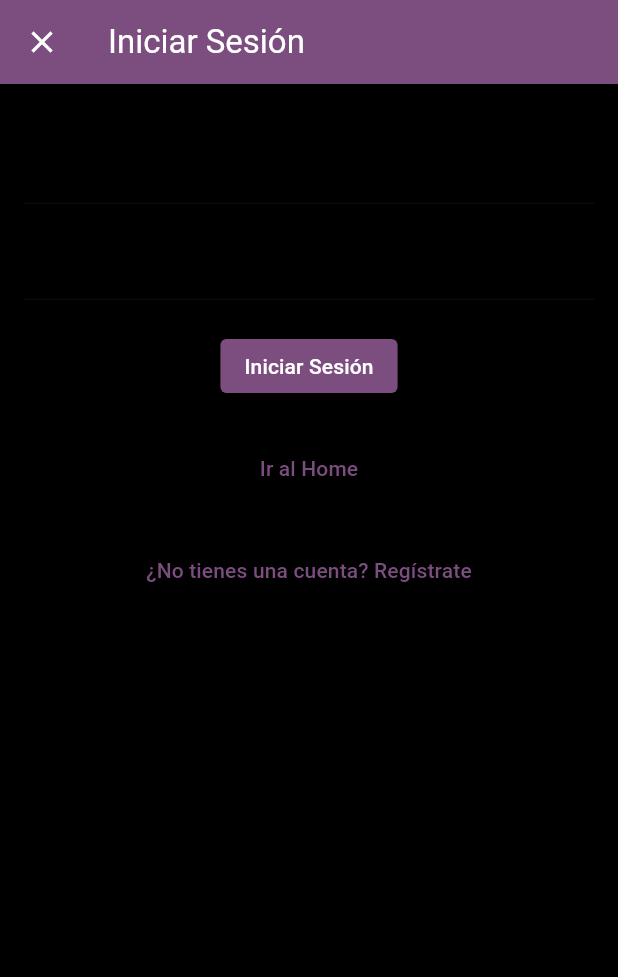
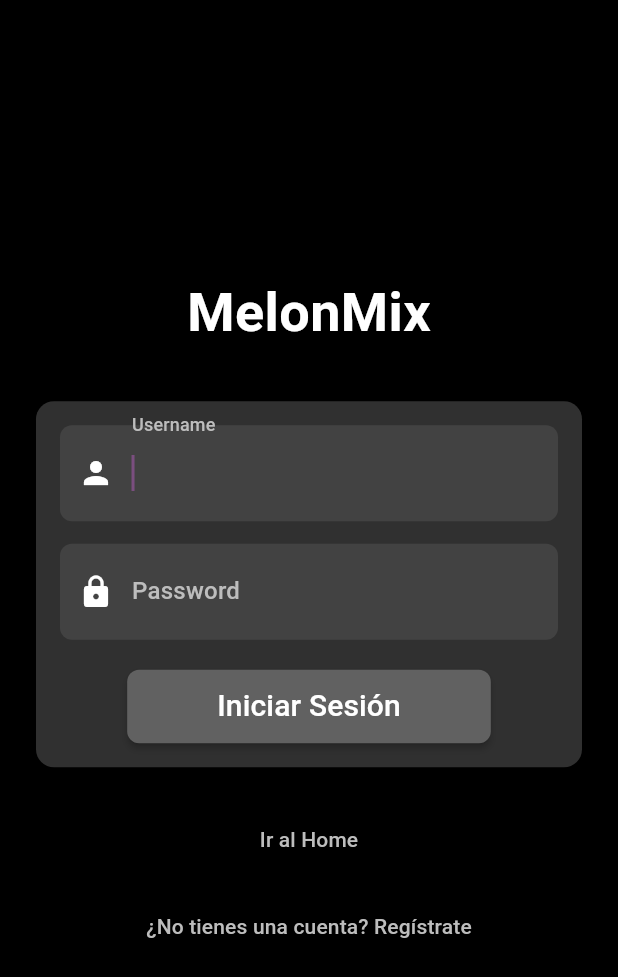
Before and after one commit to CesarGonzalezS/MelomixFlutter, a Flutter app: the screen it shows after launch, after a tap on the "person add" icon, on a phone screen of 412 x 824 dp. Shown: the top 977 px of the screen. Run offline on Flutter 3.47's test engine with Material 3 defaults, Android fonts, the phone set to English and light mode, and no system bars; our stand-ins replace audio_service, bloc, cached_network_image, carousel_slider, equatable, flutter_bloc and 5 more.

Commit message:
Diseño de LOGIN
Cambiamos diseño del login

```diff
--- a/lib/view/login/LoginScreen.dart
+++ b/lib/view/login/LoginScreen.dart
@@ -14,40 +14,111 @@ class _LoginScreenState extends State<LoginScreen> {
   final TextEditingController _usernameController = TextEditingController();
   final TextEditingController _passwordController = TextEditingController();
 
-  final ApiServices _apiServices = ApiServices(); // Instancia del servicio de API
+  final ApiServices _apiServices = ApiServices();
+  bool _isLoading = false;
 
   @override
   Widget build(BuildContext context) {
     return Scaffold(
-      appBar: AppBar(
-        title: Text('Iniciar Sesión'),
-        leading: IconButton(
-          icon: Icon(Icons.close),
-          onPressed: () {
-            Get.back();
-          },
+      backgroundColor: Colors.black,
+      body: Center(
+        child: SingleChildScrollView(
+          padding: EdgeInsets.symmetric(horizontal: 20),
+          child: Column(
+            mainAxisAlignment: MainAxisAlignment.center,
+            children: [
+              Text(
+                'MelonMix',
+                style: TextStyle(
+                  fontSize: 36,
+                  fontWeight: FontWeight.bold,
+                  color: Colors.white,
                 ),
               ),
-      body: Padding(
-        padding: EdgeInsets.all(16.0),
+              SizedBox(height: 30),
+              Card(
+                color: Colors.grey[850],
+                shape: RoundedRectangleBorder(
+                  borderRadius: BorderRadius.circular(12),
+                ),
+                elevation: 10,
+                child: Padding(
+                  padding: const EdgeInsets.all(16.0),
                   child: Form(
                     key: _formKey,
-          child: SingleChildScrollView(
                     child: Column(
+                      mainAxisAlignment: MainAxisAlignment.center,
                       children: [
-                TextFormField(
+                        ConstrainedBox(
+                          constraints: BoxConstraints(maxWidth: 350), // Ancho ligeramente mayor para los inputs
+                          child: _buildUsernameField(),
+                        ),
+                        SizedBox(height: 15),
+                        ConstrainedBox(
+                          constraints: BoxConstraints(maxWidth: 350),
+                          child: _buildPasswordField(),
+                        ),
+                        SizedBox(height: 20),
+                        ConstrainedBox(
+                          constraints: BoxConstraints(maxWidth: 250), // Ancho ligeramente mayor para el botón
+                          child: _buildLoginButton(),
+                        ),
+                      ],
+                    ),
+                  ),
+                ),
+              ),
+              SizedBox(height: 20),
+              _buildAdditionalOptions(),
+            ],
+          ),
+        ),
+      ),
+    );
+  }
+
+  Widget _buildUsernameField() {
+    return TextFormField(
       controller: _usernameController,
-                  decoration: InputDecoration(labelText: 'Username'),
+      decoration: InputDecoration(
+        labelText: 'Username',
+        labelStyle: TextStyle(color: Colors.grey[400]),
+        prefixIcon: Icon(Icons.person, color: Colors.white),
+        filled: true,
+        fillColor: Colors.grey[800],
+        border: OutlineInputBorder(
+          borderRadius: BorderRadius.circular(8),
+          borderSide: BorderSide.none,
+        ),
+      ),
+      style: TextStyle(color: Colors.white),
       validator: (value) {
         if (value == null || value.isEmpty) {
           return 'Por favor ingrese un nombre de usuario';
         }
         return null;
       },
+      autovalidateMode: AutovalidateMode.onUserInteraction,
+      textInputAction: TextInputAction.next,
+      autofocus: true,
+    );
+  }
+
+  Widget _buildPasswordField() {
+    return TextFormField(
+      controller: _passwordController,
+      decoration: InputDecoration(
+        labelText: 'Password',
+        labelStyle: TextStyle(color: Colors.grey[400]),
+        prefixIcon: Icon(Icons.lock, color: Colors.white),
+        filled: true,
+        fillColor: Colors.grey[800],
+        border: OutlineInputBorder(
+          borderRadius: BorderRadius.circular(8),
+          borderSide: BorderSide.none,
         ),
-                TextFormField(
-                  controller: _passwordController,
-                  decoration: InputDecoration(labelText: 'Password'),
+      ),
+      style: TextStyle(color: Colors.white),
       obscureText: true,
       validator: (value) {
         if (value == null || value.isEmpty) {
@@ -55,22 +126,72 @@ class _LoginScreenState extends State<LoginScreen> {
         }
         return null;
       },
+      autovalidateMode: AutovalidateMode.onUserInteraction,
+      textInputAction: TextInputAction.done,
+    );
+  }
+
+  Widget _buildLoginButton() {
+    return _isLoading
+        ? Center(child: CircularProgressIndicator())
+        : ElevatedButton(
+            onPressed: _login,
+            style: ElevatedButton.styleFrom(
+              padding: EdgeInsets.symmetric(vertical: 10, horizontal: 60),
+              backgroundColor: Colors.grey[700],
+              shape: RoundedRectangleBorder(
+                borderRadius: BorderRadius.circular(8),
               ),
-                SizedBox(height: 20),
-                ElevatedButton(
-                  onPressed: () async {
+            ),
+            child: Text(
+              'Iniciar Sesión',
+              style: TextStyle(fontSize: 20, color: Colors.white,),
+            ),
+          );
+  }
+
+  Widget _buildAdditionalOptions() {
+    return Column(
+      children: [
+        TextButton(
+          onPressed: () {
+            Get.toNamed(AppRoutes.home);
+          },
+          child: Text(
+            'Ir al Home',
+            style: TextStyle(color: Colors.grey[400]),
+          ),
+        ),
+        SizedBox(height: 10),
+        TextButton(
+          onPressed: () {
+            Get.toNamed(AppRoutes.register);
+          },
+          child: Text(
+            '¿No tienes una cuenta? Regístrate',
+            style: TextStyle(color: Colors.grey[400]),
+          ),
+        ),
+      ],
+    );
+  }
+
+  Future<void> _login() async {
     if (_formKey.currentState?.validate() ?? false) {
+      setState(() {
+        _isLoading = true;
+      });
+
       String username = _usernameController.text.trim();
       String password = _passwordController.text.trim();
 
-                      print('Credenciales ingresadas: username=$username, password=$password');
-
       bool loginSuccess = await _apiServices.loginUser(username, password);
 
+      setState(() {
+        _isLoading = false;
+      });
+
       if (loginSuccess) {
-                        print('Inicio de sesión exitoso');
-
-                        // Verifica el grupo de usuario y redirige a la ruta correspondiente
         final prefs = await SharedPreferences.getInstance();
         String? userGroup = prefs.getString('user_group');
 
@@ -80,34 +201,10 @@ class _LoginScreenState extends State<LoginScreen> {
           Get.toNamed(AppRoutes.home);
         }
       } else {
-                        print('Credenciales incorrectas');
         ScaffoldMessenger.of(context).showSnackBar(
           SnackBar(content: Text('Inicio de sesión fallido, revise sus credenciales')),
         );
       }
     }
-                  },
-                  child: Text('Iniciar Sesión'),
-                ),
-                SizedBox(height: 20),
-                TextButton(
-                  onPressed: () {
-                    Get.toNamed(AppRoutes.home);
-                  },
-                  child: Text('Ir al Home'),
-                ),
-                SizedBox(height: 20),
-                TextButton(
-                  onPressed: () {
-                    Get.toNamed(AppRoutes.register); // Navega a la pantalla de registro
-                  },
-                  child: Text('¿No tienes una cuenta? Regístrate'),
-                ),
-              ],
-            ),
-          ),
-        ),
-      ),
-    );
   }
 }
```
Lines whose indentation alone changed are shown as unchanged.
